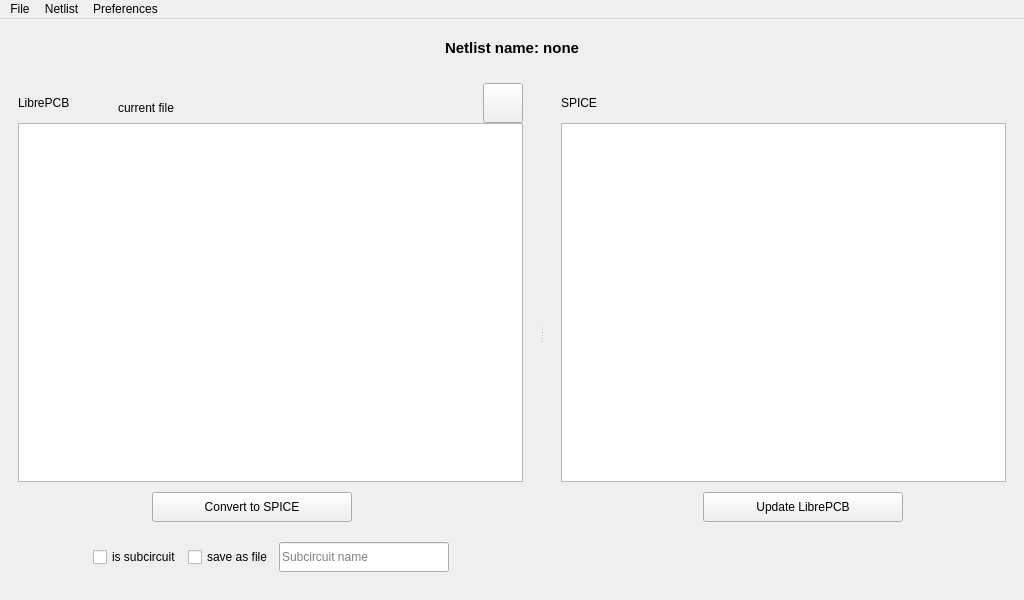
Before: the Qt Designer form ui/mainwindow.ui in SirBlaz333/L2Spice, drawn with Qt 5.
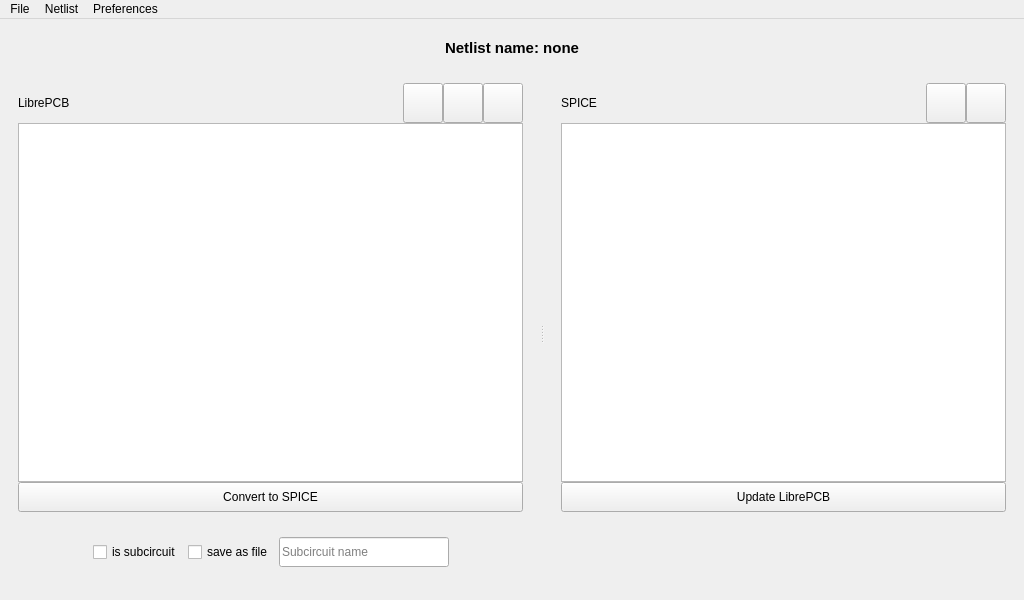
After: the same form once the commit is applied. Icons and pictures are not drawn.

What changed in the file:
```diff
--- a/ui/mainwindow.ui
+++ b/ui/mainwindow.ui
@@ -138,39 +138,35 @@
            </widget>
           </item>
           <item alignment="Qt::AlignBottom">
-           <widget class="QLabel" name="fileLabel">
+           <widget class="QLabel" name="libreFileLabel">
+            <property name="sizePolicy">
+             <sizepolicy hsizetype="Preferred" vsizetype="Fixed">
+              <horstretch>0</horstretch>
+              <verstretch>0</verstretch>
+             </sizepolicy>
+            </property>
             <property name="minimumSize">
              <size>
               <width>0</width>
-              <height>30</height>
+              <height>40</height>
              </size>
             </property>
             <property name="maximumSize">
              <size>
               <width>16777215</width>
-              <height>30</height>
+              <height>40</height>
              </size>
             </property>
             <property name="text">
-             <string>current file</string>
+             <string/>
+            </property>
+            <property name="wordWrap">
+             <bool>false</bool>
             </property>
            </widget>
           </item>
           <item>
-           <spacer name="horizontalSpacer_5">
-            <property name="orientation">
-             <enum>Qt::Horizontal</enum>
-            </property>
-            <property name="sizeHint" stdset="0">
-             <size>
-              <width>40</width>
-              <height>20</height>
-             </size>
-            </property>
-           </spacer>
-          </item>
-          <item>
-           <widget class="QPushButton" name="refreshButton">
+           <widget class="QPushButton" name="refreshLibreButton">
             <property name="minimumSize">
              <size>
               <width>40</width>
@@ -190,6 +186,61 @@
              <iconset resource="../resources/resources.qrc">
               <normaloff>:/img/refresh.png</normaloff>:/img/refresh.png</iconset>
             </property>
+            <property name="flat">
+             <bool>false</bool>
+            </property>
+           </widget>
+          </item>
+          <item>
+           <widget class="QPushButton" name="saveLibreButton">
+            <property name="minimumSize">
+             <size>
+              <width>40</width>
+              <height>40</height>
+             </size>
+            </property>
+            <property name="maximumSize">
+             <size>
+              <width>40</width>
+              <height>40</height>
+             </size>
+            </property>
+            <property name="toolTip">
+             <string>Save netlist</string>
+            </property>
+            <property name="text">
+             <string/>
+            </property>
+            <property name="icon">
+             <iconset resource="../resources/resources.qrc">
+              <normaloff>:/img/floppy-disk.png</normaloff>:/img/floppy-disk.png</iconset>
+            </property>
+           </widget>
+          </item>
+          <item>
+           <widget class="QPushButton" name="clearLibreButton">
+            <property name="minimumSize">
+             <size>
+              <width>40</width>
+              <height>40</height>
+             </size>
+            </property>
+            <property name="maximumSize">
+             <size>
+              <width>40</width>
+              <height>40</height>
+             </size>
+            </property>
+            <property name="toolTip">
+             <string>Close and clear</string>
+            </property>
+            <property name="text">
+             <string/>
+            </property>
+            <property name="icon">
+             <iconset resource="../resources/resources.qrc">
+              <normaloff>:/img/delete-symbol.png</normaloff>:/img/delete-symbol.png</iconset>
+            </property>
            </widget>
           </item>
          </layout>
@@ -213,97 +264,22 @@
          </widget>
         </item>
         <item>
-         <widget class="QWidget" name="convertToSpiceWidget" native="true">
-          <property name="sizePolicy">
-           <sizepolicy hsizetype="MinimumExpanding" vsizetype="Preferred">
-            <horstretch>0</horstretch>
-            <verstretch>0</verstretch>
-           </sizepolicy>
-          </property>
+         <widget class="QPushButton" name="convertToSpiceButton">
           <property name="minimumSize">
            <size>
-            <width>400</width>
-            <height>50</height>
+            <width>200</width>
+            <height>30</height>
            </size>
           </property>
           <property name="maximumSize">
            <size>
-            <width>16777215</width>
-            <height>50</height>
+            <width>50000</width>
+            <height>30</height>
            </size>
           </property>
-          <layout class="QHBoxLayout" name="horizontalLayout">
-           <item>
-            <spacer name="horizontalSpacer_8">
-             <property name="orientation">
-              <enum>Qt::Horizontal</enum>
-             </property>
-             <property name="sizeHint" stdset="0">
-              <size>
-               <width>40</width>
-               <height>20</height>
-              </size>
-             </property>
-            </spacer>
-           </item>
-           <item>
-            <widget class="QPushButton" name="convertToSpiceButton">
-             <property name="minimumSize">
-              <size>
-               <width>200</width>
-               <height>30</height>
-              </size>
-             </property>
-             <property name="maximumSize">
-              <size>
-               <width>200</width>
-               <height>30</height>
-              </size>
-             </property>
-             <property name="text">
-              <string>Convert to SPICE</string>
-             </property>
-            </widget>
-           </item>
-           <item>
-            <widget class="QLabel" name="arrowRightLabel">
-             <property name="minimumSize">
-              <size>
-               <width>32</width>
-               <height>32</height>
-              </size>
-             </property>
-             <property name="maximumSize">
-              <size>
-               <width>32</width>
-               <height>32</height>
-              </size>
-             </property>
-             <property name="text">
-              <string/>
-             </property>
-             <property name="pixmap">
-              <pixmap resource="../resources/resources.qrc">:/img/right-arrow.png</pixmap>
-             </property>
-             <property name="scaledContents">
-              <bool>true</bool>
-             </property>
-            </widget>
-           </item>
-           <item>
-            <spacer name="horizontalSpacer_9">
-             <property name="orientation">
-              <enum>Qt::Horizontal</enum>
-             </property>
-             <property name="sizeHint" stdset="0">
-              <size>
-               <width>40</width>
-               <height>20</height>
-              </size>
-             </property>
-            </spacer>
-           </item>
-          </layout>
+          <property name="text">
+           <string>Convert to SPICE</string>
+          </property>
          </widget>
         </item>
         <item>
@@ -317,16 +293,22 @@
           <property name="minimumSize">
            <size>
             <width>400</width>
-            <height>50</height>
+            <height>70</height>
            </size>
           </property>
           <property name="maximumSize">
            <size>
             <width>16777215</width>
-            <height>50</height>
+            <height>70</height>
            </size>
           </property>
           <layout class="QHBoxLayout" name="horizontalLayout_2">
+           <property name="topMargin">
+            <number>20</number>
+           </property>
+           <property name="bottomMargin">
+            <number>10</number>
+           </property>
            <item>
             <spacer name="horizontalSpacer">
              <property name="orientation">
@@ -348,6 +330,12 @@
                <verstretch>0</verstretch>
               </sizepolicy>
              </property>
+             <property name="minimumSize">
+              <size>
+               <width>0</width>
+               <height>30</height>
+              </size>
+             </property>
              <property name="text">
               <string>is subcircuit</string>
              </property>
@@ -361,6 +349,12 @@
                <verstretch>0</verstretch>
               </sizepolicy>
              </property>
+             <property name="minimumSize">
+              <size>
+               <width>0</width>
+               <height>30</height>
+              </size>
+             </property>
              <property name="text">
               <string>save as file</string>
              </property>
@@ -422,6 +416,9 @@
         </property>
         <item>
          <layout class="QHBoxLayout" name="horizontalLayout_6">
+          <property name="spacing">
+           <number>0</number>
+          </property>
           <item>
            <widget class="QLabel" name="spiceLabel">
             <property name="minimumSize">
@@ -442,17 +439,75 @@
            </widget>
           </item>
           <item>
-           <spacer name="horizontalSpacer_6">
-            <property name="orientation">
-             <enum>Qt::Horizontal</enum>
+           <widget class="QLabel" name="spiceFileLabel">
+            <property name="sizePolicy">
+             <sizepolicy hsizetype="Minimum" vsizetype="Fixed">
+              <horstretch>0</horstretch>
+              <verstretch>0</verstretch>
+             </sizepolicy>
             </property>
-            <property name="sizeHint" stdset="0">
+            <property name="minimumSize">
              <size>
+              <width>0</width>
+              <height>40</height>
+             </size>
+            </property>
+            <property name="maximumSize">
+             <size>
+              <width>16777215</width>
+              <height>40</height>
+             </size>
+            </property>
+            <property name="text">
+             <string/>
+            </property>
+           </widget>
+          </item>
+          <item>
+           <widget class="QPushButton" name="saveSpiceButton">
+            <property name="minimumSize">
+             <size>
               <width>40</width>
-              <height>20</height>
+              <height>40</height>
              </size>
             </property>
-           </spacer>
+            <property name="maximumSize">
+             <size>
+              <width>40</width>
+              <height>40</height>
+             </size>
+            </property>
+            <property name="text">
+             <string/>
+            </property>
+            <property name="icon">
+             <iconset resource="../resources/resources.qrc">
+              <normaloff>:/img/floppy-disk.png</normaloff>:/img/floppy-disk.png</iconset>
+            </property>
+           </widget>
+          </item>
+          <item>
+           <widget class="QPushButton" name="clearSpiceButton">
+            <property name="minimumSize">
+             <size>
+              <width>40</width>
+              <height>40</height>
+             </size>
+            </property>
+            <property name="maximumSize">
+             <size>
+              <width>40</width>
+              <height>40</height>
+             </size>
+            </property>
+            <property name="text">
+             <string/>
+            </property>
+            <property name="icon">
+             <iconset resource="../resources/resources.qrc">
+              <normaloff>:/img/delete-symbol.png</normaloff>:/img/delete-symbol.png</iconset>
+            </property>
+           </widget>
           </item>
          </layout>
         </item>
@@ -475,117 +530,36 @@
          </widget>
         </item>
         <item>
-         <widget class="QWidget" name="convertToLibreWidget" native="true">
-          <property name="sizePolicy">
-           <sizepolicy hsizetype="MinimumExpanding" vsizetype="Preferred">
-            <horstretch>0</horstretch>
-            <verstretch>0</verstretch>
-           </sizepolicy>
-          </property>
+         <widget class="QPushButton" name="convertToLibreButton">
           <property name="minimumSize">
            <size>
-            <width>400</width>
-            <height>50</height>
+            <width>200</width>
+            <height>30</height>
            </size>
           </property>
           <property name="maximumSize">
            <size>
-            <width>16777215</width>
-            <height>50</height>
+            <width>500000</width>
+            <height>30</height>
            </size>
           </property>
-          <layout class="QHBoxLayout" name="horizontalLayout_3">
-           <item>
-            <spacer name="horizontalSpacer_2">
-             <property name="orientation">
-              <enum>Qt::Horizontal</enum>
-             </property>
-             <property name="sizeHint" stdset="0">
-              <size>
-               <width>40</width>
-               <height>20</height>
-              </size>
-             </property>
-            </spacer>
-           </item>
-           <item>
-            <widget class="QLabel" name="arrowLeftLabel">
-             <property name="minimumSize">
-              <size>
-               <width>32</width>
-               <height>32</height>
-              </size>
-             </property>
-             <property name="maximumSize">
-              <size>
-               <width>32</width>
-               <height>32</height>
-              </size>
-             </property>
-             <property name="layoutDirection">
-              <enum>Qt::LeftToRight</enum>
-             </property>
-             <property name="text">
-              <string/>
-             </property>
-             <property name="pixmap">
-              <pixmap resource="../resources/resources.qrc">:/img/left-arrow.png</pixmap>
-             </property>
-             <property name="scaledContents">
-              <bool>true</bool>
-             </property>
-            </widget>
-           </item>
-           <item>
-            <widget class="QPushButton" name="convertToLibreButton">
-             <property name="minimumSize">
-              <size>
-               <width>200</width>
-               <height>30</height>
-              </size>
-             </property>
-             <property name="maximumSize">
-              <size>
-               <width>200</width>
-               <height>30</height>
-              </size>
-             </property>
-             <property name="text">
-              <string>Update LibrePCB</string>
-             </property>
-            </widget>
-           </item>
-           <item>
-            <spacer name="horizontalSpacer_3">
-             <property name="orientation">
-              <enum>Qt::Horizontal</enum>
-             </property>
-             <property name="sizeHint" stdset="0">
-              <size>
-               <width>40</width>
-               <height>20</height>
-              </size>
-             </property>
-            </spacer>
-           </item>
-          </layout>
+          <property name="text">
+           <string>Update LibrePCB</string>
+          </property>
          </widget>
         </item>
         <item>
-         <widget class="QWidget" name="emptyWidget" native="true">
-          <property name="minimumSize">
-           <size>
-            <width>400</width>
-            <height>50</height>
-           </size>
+         <spacer name="horizontalSpacer_2">
+          <property name="orientation">
+           <enum>Qt::Horizontal</enum>
           </property>
-          <property name="maximumSize">
+          <property name="sizeHint" stdset="0">
            <size>
-            <width>16777215</width>
-            <height>50</height>
+            <width>40</width>
+            <height>70</height>
            </size>
           </property>
-         </widget>
+         </spacer>
         </item>
        </layout>
       </widget>
```
Left out of the diff: 50 changed lines with no effect on the pictures.
